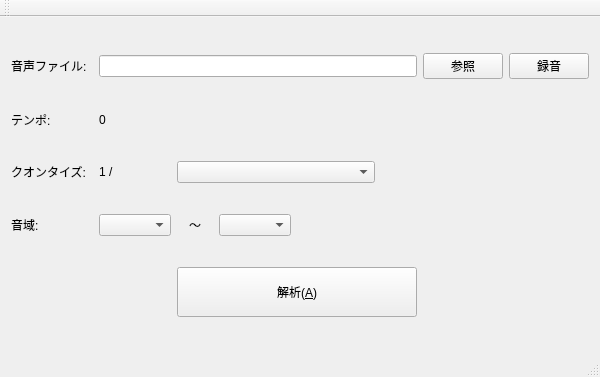
Qt form KancopySaihu/KancopySaihu.ui (ugonight/KancopySaihu) before a commit.
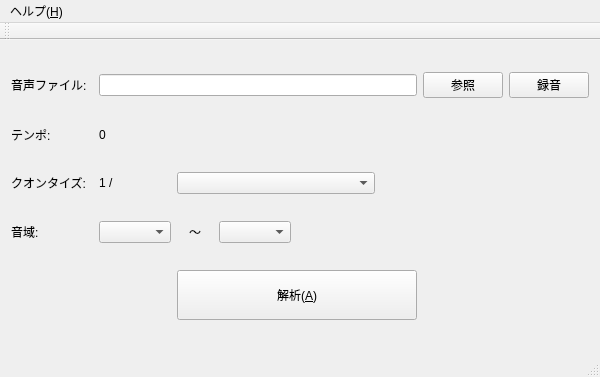
The same form after that commit.

The edit to the form file:
```diff
--- a/KancopySaihu/KancopySaihu.ui
+++ b/KancopySaihu/KancopySaihu.ui
@@ -153,6 +153,13 @@
      <height>21</height>
     </rect>
    </property>
+   <widget class="QMenu" name="menuAbout_Qt_Q">
+    <property name="title">
+     <string>ヘルプ(&amp;H)</string>
+    </property>
+    <addaction name="actionAbout_Qt_Q"/>
+   </widget>
+   <addaction name="menuAbout_Qt_Q"/>
   </widget>
  </widget>
  <layoutdefault spacing="6" margin="11"/>
```
Left out of the diff: 22 changed lines with no effect on the pictures.
